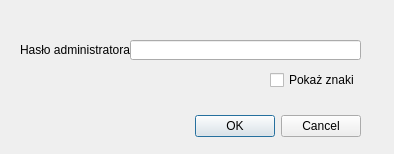
Qt form AdminLoginDialog.ui (byebye/TimeGuard) before a commit.
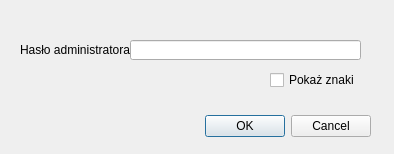
The same form after that commit.

Commit message: Prevent from close AdminLoginDialog when password incorrect. Reset fields in this dialog when closed.

Diff of the .ui file:
```diff
--- a/AdminLoginDialog.ui
+++ b/AdminLoginDialog.ui
@@ -16,7 +16,7 @@
   <widget class="QDialogButtonBox" name="buttonBox">
    <property name="geometry">
     <rect>
-     <x>20</x>
+     <x>30</x>
      <y>110</y>
      <width>341</width>
      <height>32</height>
```
The commit also changes 3 other files.
